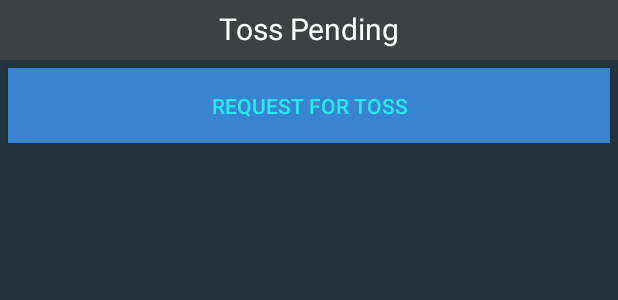
After one commit to Rahulxlash/Proj106, an Android app: the layout fragment_request_toss_dlg.xml on its own in the app's theme, with its tools: preview values and no code run, on a phone screen of 412 x 824 dp. The commit adds this screen. Shown: the top 300 px of the screen. Run offline under Robolectric (Android 15) with nearby library versions, the phone set to English and light mode, and no system bars.

Commit message:
request for toss dlg completed

```diff
--- /dev/null
+++ b/app/src/main/res/layout/fragment_request_toss_dlg.xml
@@ -0,0 +1,32 @@
+<?xml version="1.0" encoding="utf-8"?>
+<RelativeLayout xmlns:android="http://schemas.android.com/apk/res/android"
+    xmlns:tools="http://schemas.android.com/tools"
+    android:layout_width="wrap_content"
+    android:layout_height="wrap_content"
+    android:background="@color/windowBackground"
+    tools:context="com.cricketta.league.fragment.Request_Toss_dlg">
+
+
+    <TextView
+        android:id="@+id/Requesttoss"
+        android:layout_width="match_parent"
+        android:layout_height="40dp"
+        android:layout_alignParentEnd="true"
+        android:layout_alignParentStart="true"
+        android:background="#3e4143"
+        android:paddingTop="5dp"
+        android:text="Toss Pending"
+        android:textAlignment="center"
+        android:textColor="#fff"
+        android:textSize="20dp" />
+
+    <Button
+        android:id="@+id/TossButton"
+        android:layout_width="match_parent"
+        android:layout_height="50dp"
+        android:layout_alignParentStart="true"
+        android:layout_below="@+id/Requesttoss"
+        android:layout_margin="5dp"
+        android:background="#3884cf"
+        android:text="Request for toss" />
+</RelativeLayout>
```
Also changed, not shown: app/src/main/java/com/cricketta/league/fragment/LeagueMatch_frag.java (+43 -1 lines), app/src/main/java/com/cricketta/league/fragment/Request_Toss_dlg.java (added, +30 -0 lines), app/src/main/res/layout/fragment_accept_challenge_frag_dlg.xml (+12 -14 lines).
